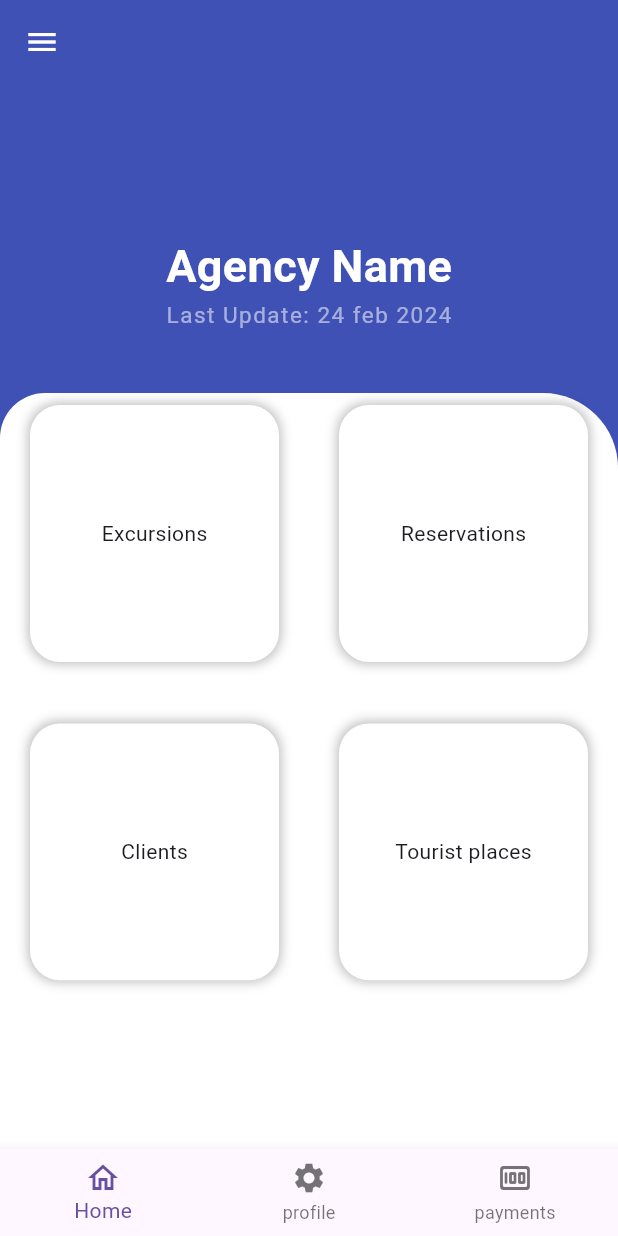
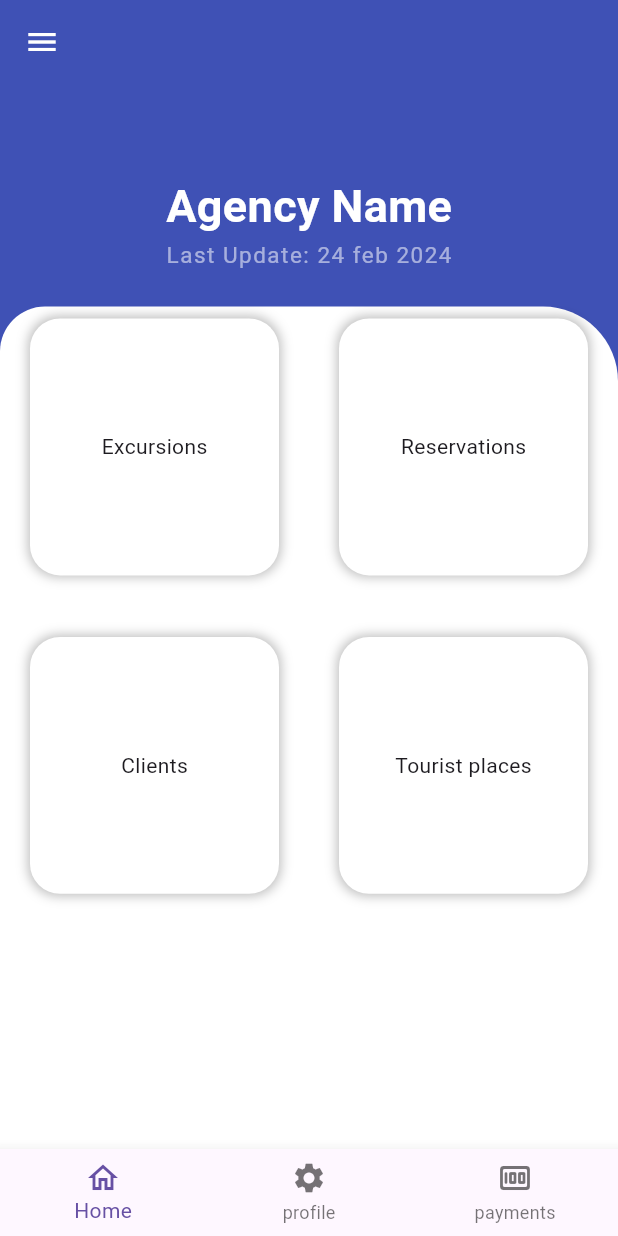
Before and after one commit to joelGabriel7/ViajesRD-Frontend, a Flutter app: the screen it shows after launch, on a phone screen of 412 x 824 dp. Run offline on Flutter 3.47's test engine with Material 3 defaults, Android fonts, the phone set to English and light mode, and no system bars; our stand-ins replace dio, flutter_riverpod, go_router.

```diff
--- a/lib/config/theme/app_theme.dart
+++ b/lib/config/theme/app_theme.dart
@@ -6,6 +6,6 @@ class AppTheme {
   ThemeData getTheme() => ThemeData(
         primarySwatch: Colors.blue,
         visualDensity: VisualDensity.adaptivePlatformDensity,
-        brightness: Brightness.light,
+        // brightness: Brightness.,
       );
 }
--- a/lib/presentation/screens/category_screen.dart
+++ b/lib/presentation/screens/category_screen.dart
@@ -8,10 +8,6 @@ class CategoryScreen extends StatelessWidget {
   @override
   Widget build(BuildContext context) {
     return Scaffold(
-      appBar: AppBar(
-        title: const Text('Category Screen'),
-        centerTitle: true,
-      ),
       body: const CategoryView(),
     );
   }
--- a/lib/presentation/screens/home_screen_agency.dart
+++ b/lib/presentation/screens/home_screen_agency.dart
@@ -17,6 +17,7 @@ class HomeScreenAgency extends StatelessWidget {
     widht = MediaQuery.of(context).size.width;
     final scaffolKey = GlobalKey<ScaffoldState>();
     return Scaffold(
+        // key: scaffolKey,
         appBar: AppBar(
           backgroundColor: Colors.indigo,
           iconTheme: const IconThemeData(color: Colors.white),
--- a/lib/presentation/views/agency/home_view.dart
+++ b/lib/presentation/views/agency/home_view.dart
@@ -27,11 +27,11 @@ class HomeView extends StatelessWidget {
         children: [
           Container(
               decoration: const BoxDecoration(),
-              height: height * 0.25,
+              height: height * 0.18,
               width: widht,
               child: const Column(children: [
                 Padding(
-                  padding: EdgeInsets.only(top: 100, left: 20, right: 20),
+                  padding: EdgeInsets.only(top: 60, left: 20, right: 20),
                   child: Column(
                     children: [
                       Text(
--- a/lib/presentation/widgets/side_menu.dart
+++ b/lib/presentation/widgets/side_menu.dart
@@ -24,7 +24,6 @@ class _SideMenuState extends State<SideMenu> {
 
             final menuItem = appMenuItem[value];
             context.push(menuItem.link);
-            // widget.scaffolKey.currentState?.closeDrawer();
           });
         },
         children: [
```
Also changed, not shown: lib/presentation/provider/loader.dart (added, +10 -0 lines), lib/presentation/views/agency/category_view.dart (+34 -5 lines).
